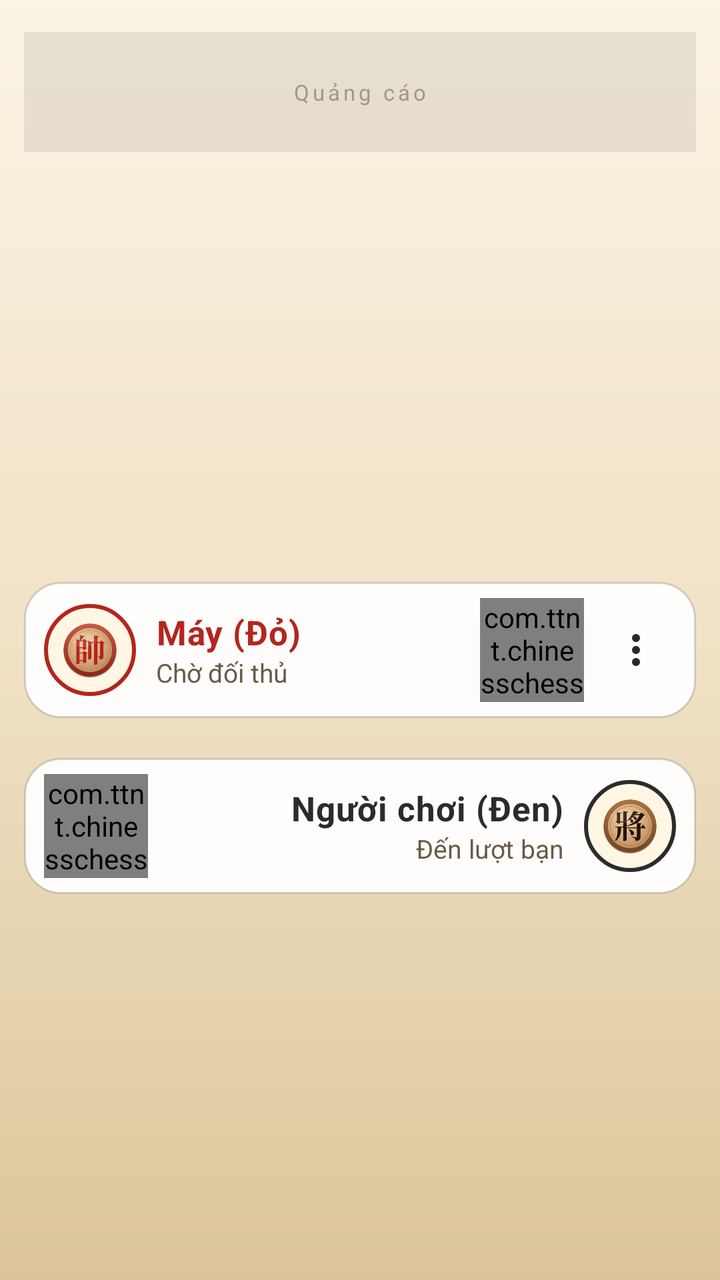
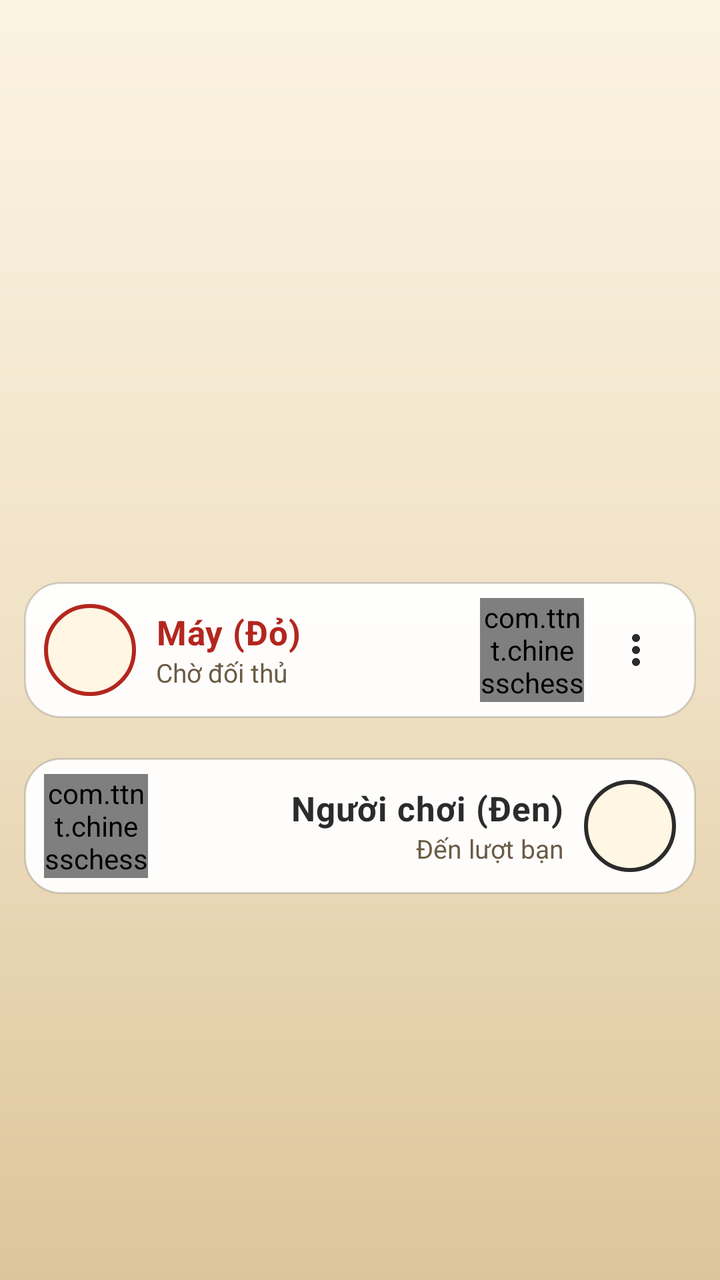

An Android layout rendered at two revisions. The XML below is the earlier revision; the diff shows what the commit changed to produce the second picture.
<!-- AndroidManifest.xml: application theme AppTheme -->
<!-- res/layout/game.xml -->
<LinearLayout xmlns:android="http://schemas.android.com/apk/res/android"
    xmlns:tools="http://schemas.android.com/tools"
    android:id="@+id/game_root"
    android:layout_width="match_parent"
    android:layout_height="match_parent"
    android:background="@drawable/bg_game"
    android:orientation="vertical">

    
    <FrameLayout
        android:id="@+id/ad_slot"
        android:layout_width="match_parent"
        android:layout_height="@dimen/ad_banner_height"
        android:layout_marginStart="12dp"
        android:layout_marginTop="16dp"
        android:layout_marginEnd="12dp"
        android:layout_marginBottom="24dp"
        android:background="@drawable/bg_ad_slot">

        <TextView
            android:id="@+id/ad_placeholder"
            android:layout_width="match_parent"
            android:layout_height="match_parent"
            android:gravity="center"
            android:letterSpacing="0.15"
            android:text="@string/ad_placeholder"
            android:textColor="@color/adPlaceholderText"
            android:textSize="11sp" />
    </FrameLayout>

    <View
        android:layout_width="match_parent"
        android:layout_height="0dp"
        android:layout_weight="1" />

    
    <LinearLayout
        android:id="@+id/computer_side"
        android:layout_width="match_parent"
        android:layout_height="wrap_content"
        android:layout_marginStart="12dp"
        android:layout_marginTop="10dp"
        android:layout_marginEnd="12dp"
        android:background="@drawable/bg_side_card"
        android:elevation="3dp"
        android:gravity="center_vertical"
        android:orientation="horizontal"
        android:paddingStart="10dp"
        android:paddingTop="8dp"
        android:paddingEnd="6dp"
        android:paddingBottom="8dp">

        <ImageView
            android:layout_width="46dp"
            android:layout_height="46dp"
            android:background="@drawable/bg_avatar_red"
            android:padding="5dp"
            android:src="@drawable/red_tuong"
            tools:ignore="ContentDescription" />

        <LinearLayout
            android:layout_width="0dp"
            android:layout_height="wrap_content"
            android:layout_marginStart="10dp"
            android:layout_weight="1"
            android:gravity="start"
            android:orientation="vertical">

            <TextView
                android:id="@+id/computer_name"
                android:layout_width="wrap_content"
                android:layout_height="wrap_content"
                android:letterSpacing="0.02"
                android:text="@string/computer_label"
                android:textColor="@color/sideRed"
                android:textSize="17sp"
                android:textStyle="bold" />

            <TextView
                android:id="@+id/computer_status"
                android:layout_width="wrap_content"
                android:layout_height="wrap_content"
                android:text="@string/status_waiting"
                android:textColor="@color/textMuted"
                android:textSize="13sp" />
        </LinearLayout>

        <com.ttnt.chinesschess.game.TurnTimerView
            android:id="@+id/computer_timer"
            android:layout_width="52dp"
            android:layout_height="52dp" />

        <ImageButton
            android:id="@+id/menu_button"
            android:layout_width="48dp"
            android:layout_height="48dp"
            android:layout_marginStart="2dp"
            android:background="@drawable/bg_icon_button"
            android:contentDescription="@string/menu_label"
            android:padding="8dp"
            android:src="@drawable/ic_more_vert" />
    </LinearLayout>

    <LinearLayout
        android:id="@+id/layout"
        android:layout_width="match_parent"
        android:layout_height="wrap_content"
        android:gravity="center"
        android:orientation="vertical"
        android:paddingStart="8dp"
        android:paddingTop="10dp"
        android:paddingEnd="8dp"
        android:paddingBottom="10dp" />

    
    <LinearLayout
        android:id="@+id/player_side"
        android:layout_width="match_parent"
        android:layout_height="wrap_content"
        android:layout_marginStart="12dp"
        android:layout_marginEnd="12dp"
        android:layout_marginBottom="12dp"
        android:background="@drawable/bg_side_card"
        android:elevation="3dp"
        android:gravity="center_vertical"
        android:orientation="horizontal"
        android:paddingStart="10dp"
        android:paddingTop="8dp"
        android:paddingEnd="10dp"
        android:paddingBottom="8dp">

        <com.ttnt.chinesschess.game.TurnTimerView
            android:id="@+id/player_timer"
            android:layout_width="52dp"
            android:layout_height="52dp" />

        <LinearLayout
            android:layout_width="0dp"
            android:layout_height="wrap_content"
            android:layout_marginStart="10dp"
            android:layout_marginEnd="10dp"
            android:layout_weight="1"
            android:gravity="end"
            android:orientation="vertical">

            <TextView
                android:id="@+id/player_name"
                android:layout_width="wrap_content"
                android:layout_height="wrap_content"
                android:letterSpacing="0.02"
                android:text="@string/player_label"
                android:textColor="@color/sideBlack"
                android:textSize="17sp"
                android:textStyle="bold" />

            <TextView
                android:id="@+id/player_status"
                android:layout_width="wrap_content"
                android:layout_height="wrap_content"
                android:text="@string/status_your_turn"
                android:textColor="@color/textMuted"
                android:textSize="13sp" />
        </LinearLayout>

        <ImageView
            android:layout_width="46dp"
            android:layout_height="46dp"
            android:background="@drawable/bg_avatar_black"
            android:padding="5dp"
            android:src="@drawable/black_tuong"
            tools:ignore="ContentDescription" />
    </LinearLayout>

    <View
        android:layout_width="match_parent"
        android:layout_height="0dp"
        android:layout_weight="1" />

</LinearLayout>
<!-- resources referenced by this layout -->
<resources>
  <color name="adPlaceholderText">#8A6B5B45</color>
  <color name="sideBlack">#2B2B2B</color>
  <color name="sideRed">#B3261E</color>
  <color name="textMuted">#6B5B45</color>
  <dimen name="ad_banner_height">60dp</dimen>
  <!-- drawable bg_ad_slot (drawable) -->
  <?xml version="1.0" encoding="utf-8"?>
  <shape xmlns:android="http://schemas.android.com/apk/res/android"
      android:shape="rectangle">
      <solid android:color="@color/adBackground" />
  </shape>
  <!-- drawable bg_avatar_black (drawable) -->
  <?xml version="1.0" encoding="utf-8"?>
  <shape xmlns:android="http://schemas.android.com/apk/res/android"
      android:shape="oval">
      <solid android:color="@color/avatarFill" />
      <stroke
          android:width="2dp"
          android:color="@color/sideBlack" />
  </shape>
  <!-- drawable bg_avatar_red (drawable) -->
  <?xml version="1.0" encoding="utf-8"?>
  <shape xmlns:android="http://schemas.android.com/apk/res/android"
      android:shape="oval">
      <solid android:color="@color/avatarFill" />
      <stroke
          android:width="2dp"
          android:color="@color/sideRed" />
  </shape>
  <!-- drawable bg_icon_button (drawable) -->
  <?xml version="1.0" encoding="utf-8"?>
  <ripple xmlns:android="http://schemas.android.com/apk/res/android"
      android:color="@color/cardStroke">
      <item android:id="@android:id/mask">
          <shape android:shape="oval">
              <solid android:color="@color/gold" />
          </shape>
      </item>
  </ripple>
  <!-- drawable bg_side_card (drawable) -->
  <?xml version="1.0" encoding="utf-8"?>
  <selector xmlns:android="http://schemas.android.com/apk/res/android">
      <item
          android:drawable="@drawable/bg_side_card_active"
          android:state_activated="true" />
      <item android:drawable="@drawable/bg_side_card_idle" />
  </selector>
  <!-- drawable black_tuong: png bitmap (drawable-nodpi, 39615 bytes) -->
  <!-- drawable red_tuong: png bitmap (drawable-nodpi, 35789 bytes) -->
  <string name="ad_placeholder">Quảng cáo</string>
  <string name="computer_label">Máy (Đỏ)</string>
  <string name="menu_label">Menu</string>
  <string name="player_label">Người chơi (Đen)</string>
  <string name="status_waiting">Chờ đối thủ</string>
  <string name="status_your_turn">Đến lượt bạn</string>
  <style name="AppTheme" parent="Theme.AppCompat.Light.NoActionBar">
          <item name="colorPrimary">@color/colorPrimary</item>
          <item name="colorPrimaryDark">@color/colorPrimaryDark</item>
          <item name="colorAccent">@color/colorAccent</item>
      </style>
  <color name="adBackground">#14000000</color>
  <color name="avatarFill">#FFF6E4</color>
  <color name="bgMid">#F0E2C6</color>
  <color name="bgBottom">#DCC59A</color>
  <color name="bgTop">#FBF3E3</color>
  <color name="cardStroke">#26000000</color>
  <color name="gold">#C7A24A</color>
  <!-- drawable bg_side_card_active (drawable) -->
  <?xml version="1.0" encoding="utf-8"?>
  <shape xmlns:android="http://schemas.android.com/apk/res/android"
      android:shape="rectangle">
      <solid android:color="@color/cardActive" />
      <stroke
          android:width="2dp"
          android:color="@color/gold" />
      <corners android:radius="18dp" />
  </shape>
  <!-- drawable bg_side_card_idle (drawable) -->
  <?xml version="1.0" encoding="utf-8"?>
  <shape xmlns:android="http://schemas.android.com/apk/res/android"
      android:shape="rectangle">
      <solid android:color="@color/cardIdle" />
      <stroke
          android:width="1dp"
          android:color="@color/cardStroke" />
      <corners android:radius="18dp" />
  </shape>
  <color name="colorPrimary">#3F51B5</color>
  <color name="colorPrimaryDark">#303F9F</color>
  <color name="colorAccent">#FF4081</color>
  <color name="cardActive">#FFFDF6</color>
  <color name="cardIdle">#F2FFFFFF</color>
  <!-- unchanged entries left out for length: 2 -->
</resources>

<!-- the commit's change to res/layout/game.xml (unified diff, before → after) -->
@@ -14,19 +14,7 @@
         android:layout_marginStart="12dp"
         android:layout_marginTop="16dp"
         android:layout_marginEnd="12dp"
-        android:layout_marginBottom="24dp"
-        android:background="@drawable/bg_ad_slot">
-
-        <TextView
-            android:id="@+id/ad_placeholder"
-            android:layout_width="match_parent"
-            android:layout_height="match_parent"
-            android:gravity="center"
-            android:letterSpacing="0.15"
-            android:text="@string/ad_placeholder"
-            android:textColor="@color/adPlaceholderText"
-            android:textSize="11sp" />
-    </FrameLayout>
+        android:layout_marginBottom="24dp"/>
 
     <View
         android:layout_width="match_parent"
@@ -51,11 +39,11 @@
         android:paddingBottom="8dp">
 
         <ImageView
+            android:id="@+id/computer_avatar"
             android:layout_width="46dp"
             android:layout_height="46dp"
             android:background="@drawable/bg_avatar_red"
             android:padding="5dp"
-            android:src="@drawable/red_tuong"
             tools:ignore="ContentDescription" />
 
         <LinearLayout
@@ -163,11 +151,11 @@
         </LinearLayout>
 
         <ImageView
+            android:id="@+id/player_avatar"
             android:layout_width="46dp"
             android:layout_height="46dp"
             android:background="@drawable/bg_avatar_black"
             android:padding="5dp"
-            android:src="@drawable/black_tuong"
             tools:ignore="ContentDescription" />
     </LinearLayout>
 
<!-- resource entries referenced after the edit -->
@@ -1,16 +1,9 @@
 <!-- resources referenced by this layout -->
 <resources>
-  <color name="adPlaceholderText">#8A6B5B45</color>
   <color name="sideBlack">#2B2B2B</color>
   <color name="sideRed">#B3261E</color>
   <color name="textMuted">#6B5B45</color>
   <dimen name="ad_banner_height">60dp</dimen>
-  <!-- drawable bg_ad_slot (drawable) -->
-  <?xml version="1.0" encoding="utf-8"?>
-  <shape xmlns:android="http://schemas.android.com/apk/res/android"
-      android:shape="rectangle">
-      <solid android:color="@color/adBackground" />
-  </shape>
   <!-- drawable bg_avatar_black (drawable) -->
   <?xml version="1.0" encoding="utf-8"?>
   <shape xmlns:android="http://schemas.android.com/apk/res/android"
@@ -47,9 +40,6 @@
           android:state_activated="true" />
       <item android:drawable="@drawable/bg_side_card_idle" />
   </selector>
-  <!-- drawable black_tuong: png bitmap (drawable-nodpi, 39615 bytes) -->
-  <!-- drawable red_tuong: png bitmap (drawable-nodpi, 35789 bytes) -->
-  <string name="ad_placeholder">Quảng cáo</string>
   <string name="computer_label">Máy (Đỏ)</string>
   <string name="menu_label">Menu</string>
   <string name="player_label">Người chơi (Đen)</string>
@@ -60,7 +50,6 @@
           <item name="colorPrimaryDark">@color/colorPrimaryDark</item>
           <item name="colorAccent">@color/colorAccent</item>
       </style>
-  <color name="adBackground">#14000000</color>
   <color name="avatarFill">#FFF6E4</color>
   <color name="bgMid">#F0E2C6</color>
   <color name="bgBottom">#DCC59A</color>
